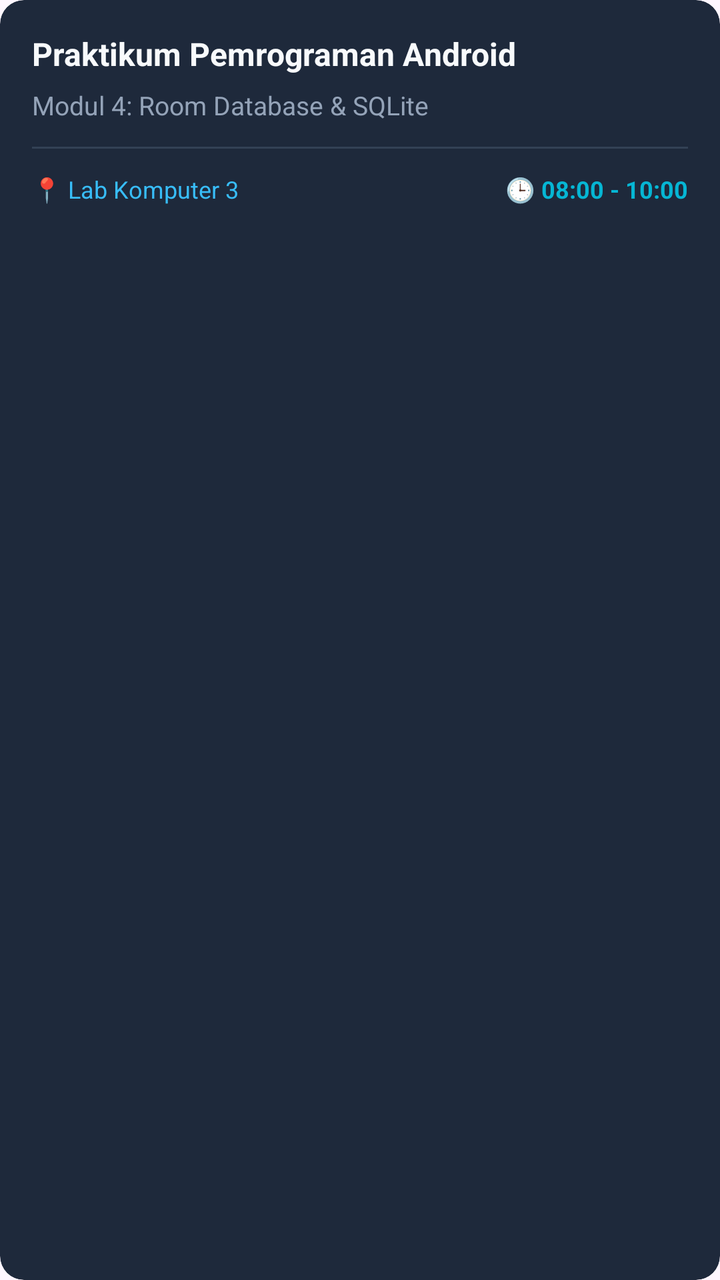
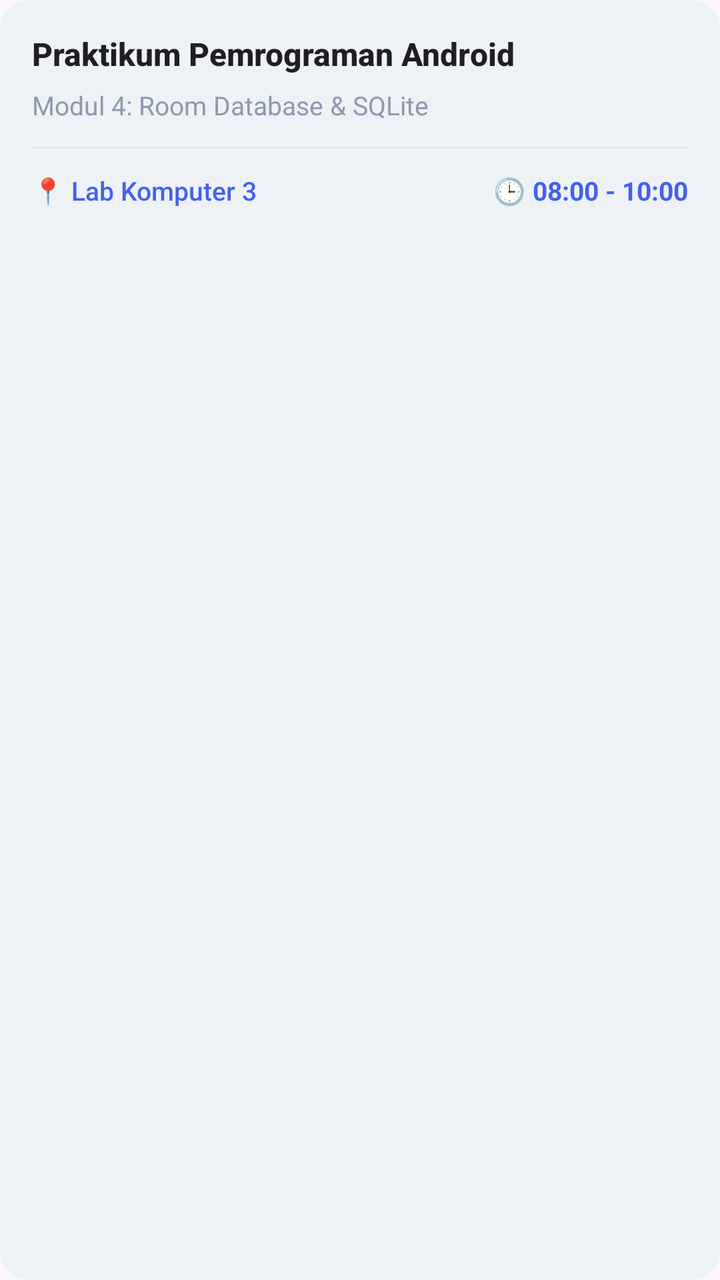

Two renders of the same Android screen: before a commit and after it. Below are the layout's source before the change and the commit's diff.
<!-- AndroidManifest.xml: application theme Theme.MyApplication -->
<!-- res/layout/item_schedule.xml -->
<?xml version="1.0" encoding="utf-8"?>
<androidx.cardview.widget.CardView
    xmlns:android="http://schemas.android.com/apk/res/android"
    xmlns:app="http://schemas.android.com/apk/res-auto"
    android:layout_width="match_parent"
    android:layout_height="wrap_content"
    android:layout_marginHorizontal="4dp"
    android:layout_marginVertical="8dp"
    app:cardBackgroundColor="#1E293B" app:cardCornerRadius="12dp" app:cardElevation="0dp"> <androidx.constraintlayout.widget.ConstraintLayout
    android:layout_width="match_parent"
    android:layout_height="wrap_content"
    android:padding="16dp">

    <TextView
        android:id="@+id/tvTitle"
        android:layout_width="0dp"
        android:layout_height="wrap_content"
        android:text="Praktikum Pemrograman Android"
        android:textColor="#F8FAFC" android:textSize="16sp"
        android:textStyle="bold"
        app:layout_constraintEnd_toEndOf="parent"
        app:layout_constraintStart_toStartOf="parent"
        app:layout_constraintTop_toTopOf="parent" />

    <TextView
        android:id="@+id/tvDescription"
        android:layout_width="0dp"
        android:layout_height="wrap_content"
        android:layout_marginTop="6dp"
        android:text="Modul 4: Room Database &amp; SQLite"
        android:textColor="#94A3B8"
        android:textSize="13sp"
        android:maxLines="1" android:ellipsize="end" app:layout_constraintEnd_toEndOf="parent"
        app:layout_constraintStart_toStartOf="parent"
        app:layout_constraintTop_toBottomOf="@id/tvTitle" />

    <View
        android:id="@+id/vDivider"
        android:layout_width="0dp"
        android:layout_height="1dp"
        android:layout_marginTop="12dp"
        android:background="#334155" app:layout_constraintEnd_toEndOf="parent"
        app:layout_constraintStart_toStartOf="parent"
        app:layout_constraintTop_toBottomOf="@id/tvDescription" />

    <TextView
        android:id="@+id/tvLocation"
        android:layout_width="0dp"
        android:layout_height="wrap_content"
        android:layout_marginTop="12dp"
        android:layout_marginEnd="8dp"
        android:text="📍 Lab Komputer 3"
        android:textColor="#38BDF8"
        android:textSize="12sp"
        android:maxLines="1" android:ellipsize="end" app:layout_constraintBottom_toBottomOf="parent"
        app:layout_constraintEnd_toStartOf="@id/tvTime"
        app:layout_constraintStart_toStartOf="parent"
        app:layout_constraintTop_toBottomOf="@id/vDivider" />

    <TextView
        android:id="@+id/tvTime"
        android:layout_width="wrap_content"
        android:layout_height="wrap_content"
        android:text="🕒 08:00 - 10:00"
        android:textColor="#06B6D4" android:textSize="12sp"
        android:textStyle="bold"
        app:layout_constraintBottom_toBottomOf="@id/tvLocation"
        app:layout_constraintEnd_toEndOf="parent"
        app:layout_constraintTop_toTopOf="@id/tvLocation" />

</androidx.constraintlayout.widget.ConstraintLayout>
</androidx.cardview.widget.CardView>
<!-- resources referenced by this layout -->
<resources>
  <style name="Theme.MyApplication" parent="Base.Theme.MyApplication" />
  <style name="Base.Theme.MyApplication" parent="Theme.Material3.DayNight.NoActionBar">
          
          
      </style>
</resources>

<!-- the commit's change to res/layout/item_schedule.xml (unified diff, before → after) -->
@@ -5,8 +5,8 @@
     android:layout_width="match_parent"
     android:layout_height="wrap_content"
     android:layout_marginHorizontal="4dp"
-    android:layout_marginVertical="8dp"
-    app:cardBackgroundColor="#1E293B" app:cardCornerRadius="12dp" app:cardElevation="0dp"> <androidx.constraintlayout.widget.ConstraintLayout
+    android:layout_marginVertical="6dp"
+    app:cardBackgroundColor="#EEF2F6" app:cardCornerRadius="14dp" app:cardElevation="0dp"> <androidx.constraintlayout.widget.ConstraintLayout
     android:layout_width="match_parent"
     android:layout_height="wrap_content"
     android:padding="16dp">
@@ -16,7 +16,8 @@
         android:layout_width="0dp"
         android:layout_height="wrap_content"
         android:text="Praktikum Pemrograman Android"
-        android:textColor="#F8FAFC" android:textSize="16sp"
+        android:textColor="#1E1E24" android:textSize="16sp"
+        android:fontFamily="sans-serif-medium"
         android:textStyle="bold"
         app:layout_constraintEnd_toEndOf="parent"
         app:layout_constraintStart_toStartOf="parent"
@@ -28,9 +29,11 @@
         android:layout_height="wrap_content"
         android:layout_marginTop="6dp"
         android:text="Modul 4: Room Database &amp; SQLite"
-        android:textColor="#94A3B8"
-        android:textSize="13sp"
-        android:maxLines="1" android:ellipsize="end" app:layout_constraintEnd_toEndOf="parent"
+        android:textColor="#8D99AE" android:textSize="13sp"
+        android:fontFamily="sans-serif"
+        android:maxLines="1"
+        android:ellipsize="end"
+        app:layout_constraintEnd_toEndOf="parent"
         app:layout_constraintStart_toStartOf="parent"
         app:layout_constraintTop_toBottomOf="@id/tvTitle" />
 
@@ -39,7 +42,7 @@
         android:layout_width="0dp"
         android:layout_height="1dp"
         android:layout_marginTop="12dp"
-        android:background="#334155" app:layout_constraintEnd_toEndOf="parent"
+        android:background="#E2E8F0" app:layout_constraintEnd_toEndOf="parent"
         app:layout_constraintStart_toStartOf="parent"
         app:layout_constraintTop_toBottomOf="@id/tvDescription" />
 
@@ -50,9 +53,11 @@
         android:layout_marginTop="12dp"
         android:layout_marginEnd="8dp"
         android:text="📍 Lab Komputer 3"
-        android:textColor="#38BDF8"
-        android:textSize="12sp"
-        android:maxLines="1" android:ellipsize="end" app:layout_constraintBottom_toBottomOf="parent"
+        android:textColor="#4361EE" android:textSize="13sp"
+        android:fontFamily="sans-serif-medium"
+        android:maxLines="1"
+        android:ellipsize="end"
+        app:layout_constraintBottom_toBottomOf="parent"
         app:layout_constraintEnd_toStartOf="@id/tvTime"
         app:layout_constraintStart_toStartOf="parent"
         app:layout_constraintTop_toBottomOf="@id/vDivider" />
@@ -62,7 +67,8 @@
         android:layout_width="wrap_content"
         android:layout_height="wrap_content"
         android:text="🕒 08:00 - 10:00"
-        android:textColor="#06B6D4" android:textSize="12sp"
+        android:textColor="#4361EE" android:textSize="13sp"
+        android:fontFamily="sans-serif-bold"
         android:textStyle="bold"
         app:layout_constraintBottom_toBottomOf="@id/tvLocation"
         app:layout_constraintEnd_toEndOf="parent"
